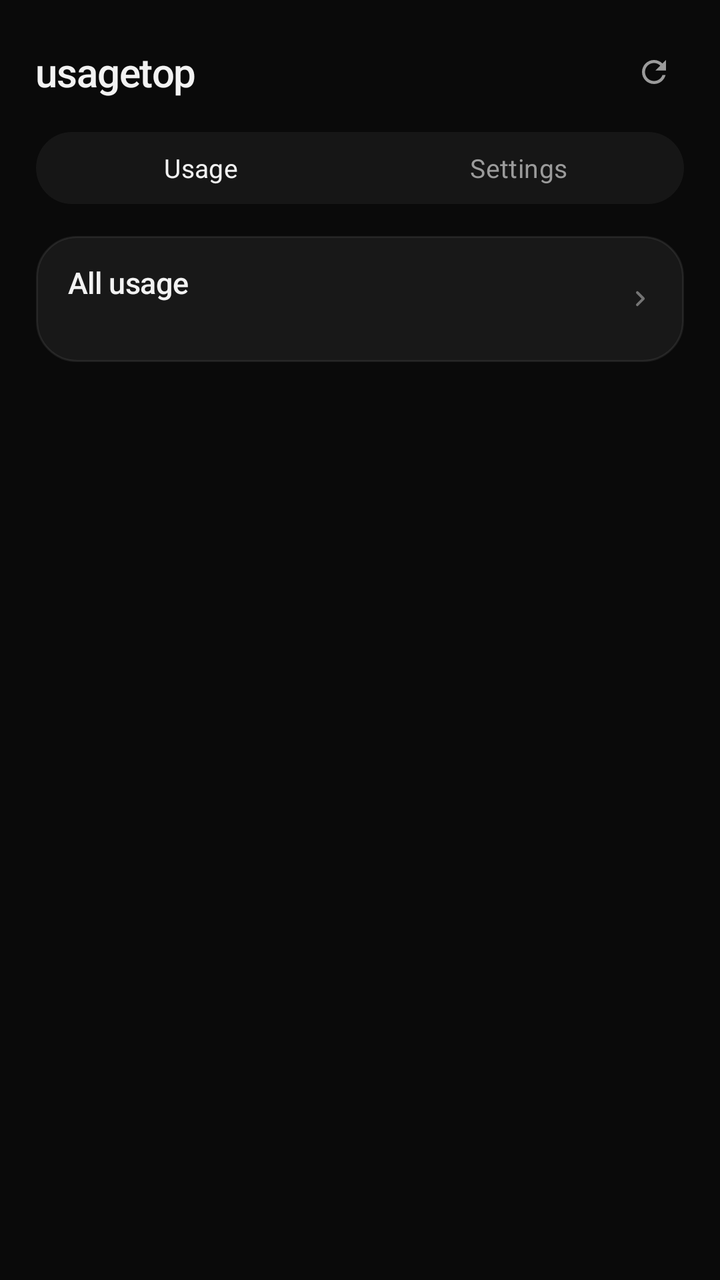
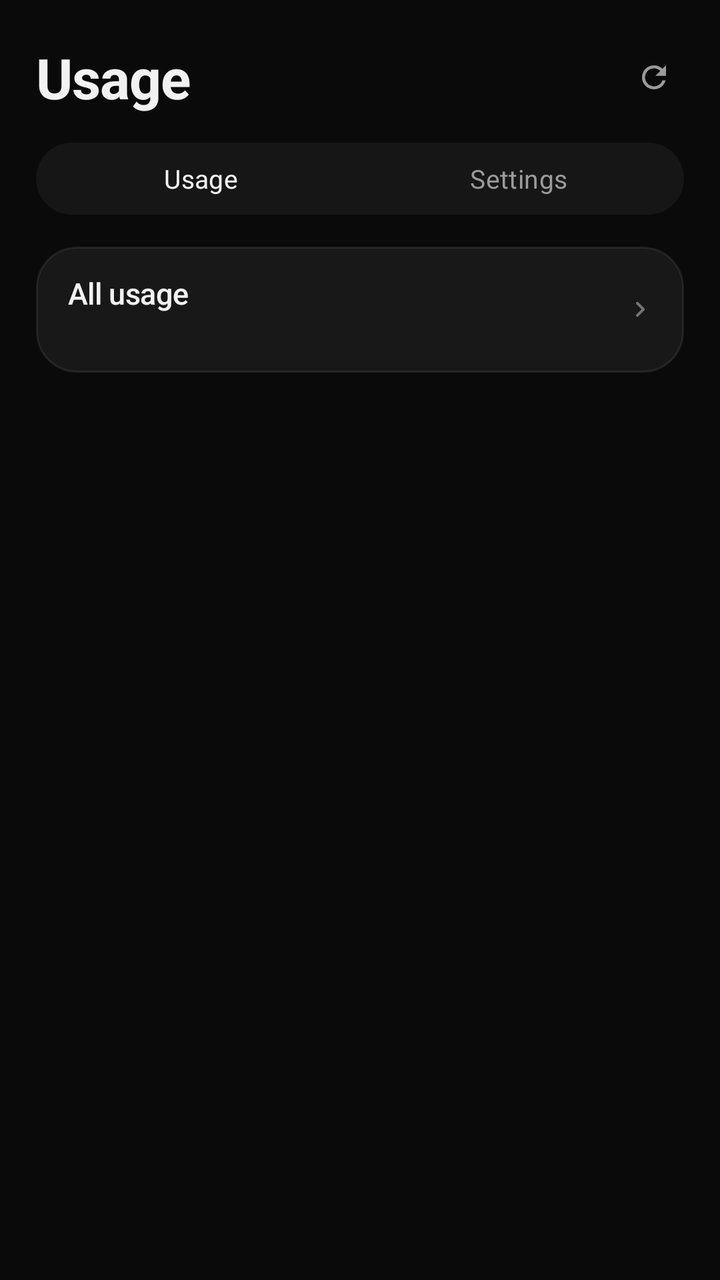

Two renders of the same Android screen: before a commit and after it. Below are the layout's source before the change and the commit's diff.
<!-- AndroidManifest.xml: application theme Theme.AiUsage -->
<!-- res/layout/activity_main.xml -->
<?xml version="1.0" encoding="utf-8"?>
<ScrollView xmlns:android="http://schemas.android.com/apk/res/android"
    android:layout_width="match_parent"
    android:layout_height="match_parent"
    android:background="@color/panel"
    android:fillViewport="true">

    <LinearLayout
        android:layout_width="match_parent"
        android:layout_height="wrap_content"
        android:orientation="vertical"
        android:paddingStart="18dp"
        android:paddingTop="20dp"
        android:paddingEnd="18dp"
        android:paddingBottom="28dp">

        <LinearLayout
            android:layout_width="match_parent"
            android:layout_height="32dp"
            android:gravity="center_vertical"
            android:orientation="horizontal">

            <TextView
                android:layout_width="0dp"
                android:layout_height="wrap_content"
                android:layout_weight="1"
                android:fontFamily="sans-serif-medium"
                android:letterSpacing="-0.02"
                android:text="@string/app_name"
                android:textColor="@color/text_primary"
                android:textSize="20sp" />

            <ImageView
                android:id="@+id/btnRefresh"
                android:layout_width="30dp"
                android:layout_height="30dp"
                android:contentDescription="@string/refresh"
                android:padding="6dp"
                android:src="@drawable/ic_refresh" />
        </LinearLayout>

        <LinearLayout
            android:layout_width="match_parent"
            android:layout_height="wrap_content"
            android:layout_marginTop="14dp"
            android:background="@drawable/segment_track"
            android:orientation="horizontal"
            android:padding="3dp">

            <TextView
                android:id="@+id/tabUsage"
                android:layout_width="0dp"
                android:layout_height="30dp"
                android:layout_weight="1"
                android:gravity="center"
                android:letterSpacing="0.01"
                android:text="@string/tab_usage"
                android:textColor="@color/text_primary"
                android:textSize="13sp" />

            <TextView
                android:id="@+id/tabSettings"
                android:layout_width="0dp"
                android:layout_height="30dp"
                android:layout_weight="1"
                android:gravity="center"
                android:letterSpacing="0.01"
                android:text="@string/tab_settings"
                android:textColor="@color/text_secondary"
                android:textSize="13sp" />
        </LinearLayout>

        
        <LinearLayout
            android:id="@+id/allUsageCard"
            android:layout_width="match_parent"
            android:layout_height="wrap_content"
            android:layout_marginTop="16dp"
            android:background="@drawable/card_surface"
            android:clickable="true"
            android:focusable="true"
            android:foreground="@drawable/card_ripple"
            android:gravity="center_vertical"
            android:orientation="horizontal"
            android:paddingStart="16dp"
            android:paddingTop="13dp"
            android:paddingEnd="14dp"
            android:paddingBottom="13dp">

            <LinearLayout
                android:layout_width="0dp"
                android:layout_height="wrap_content"
                android:layout_weight="1"
                android:orientation="vertical">

                <TextView
                    android:layout_width="match_parent"
                    android:layout_height="wrap_content"
                    android:fontFamily="sans-serif-medium"
                    android:letterSpacing="-0.01"
                    android:text="@string/all_usage"
                    android:textColor="@color/text_primary"
                    android:textSize="15sp" />

                <TextView
                    android:id="@+id/allUsageCaption"
                    android:layout_width="match_parent"
                    android:layout_height="wrap_content"
                    android:layout_marginTop="2dp"
                    android:ellipsize="end"
                    android:maxLines="1"
                    android:textColor="@color/text_tertiary"
                    android:textSize="11sp" />
            </LinearLayout>

            <TextView
                android:id="@+id/allUsagePercent"
                android:layout_width="wrap_content"
                android:layout_height="wrap_content"
                android:layout_marginStart="10dp"
                android:fontFamily="sans-serif-medium"
                android:fontFeatureSettings="tnum"
                android:textColor="@color/text_primary"
                android:textSize="20sp" />

            <ImageView
                android:layout_width="16dp"
                android:layout_height="16dp"
                android:layout_marginStart="6dp"
                android:alpha="0.4"
                android:importantForAccessibility="no"
                android:src="@drawable/ic_chevron" />
        </LinearLayout>

        
        <LinearLayout
            android:id="@+id/usageContainer"
            android:layout_width="match_parent"
            android:layout_height="wrap_content"
            android:layout_marginTop="16dp"
            android:orientation="vertical" />

        <LinearLayout
            android:id="@+id/settingsContainer"
            android:layout_width="match_parent"
            android:layout_height="wrap_content"
            android:layout_marginTop="16dp"
            android:orientation="vertical"
            android:visibility="gone">

            
            <LinearLayout
                android:layout_width="match_parent"
                android:layout_height="wrap_content"
                android:background="@drawable/card_surface"
                android:orientation="vertical"
                android:padding="14dp">

                <TextView
                    style="@style/CardTitle"
                    android:text="@string/server_title" />

                <TextView
                    android:id="@+id/serverStatus"
                    style="@style/CardCaption"
                    android:text="@string/server_off" />

                <EditText
                    android:id="@+id/serverUrl"
                    style="@style/CompactField"
                    android:layout_width="match_parent"
                    android:layout_marginTop="10dp"
                    android:hint="@string/server_address_hint"
                    android:importantForAutofill="no"
                    android:inputType="textUri"
                    android:maxLines="1" />

                <EditText
                    android:id="@+id/serverToken"
                    style="@style/CompactField"
                    android:layout_width="match_parent"
                    android:layout_marginTop="8dp"
                    android:hint="@string/server_token_hint"
                    android:importantForAutofill="no"
                    android:inputType="textVisiblePassword"
                    android:maxLines="2" />

                <TextView
                    style="@style/CardCaption"
                    android:layout_marginTop="6dp"
                    android:text="@string/server_caption"
                    android:textSize="10sp" />

                <com.google.android.material.button.MaterialButton
                    android:id="@+id/serverWebsite"
                    style="@style/PillButton.Tonal"
                    android:layout_width="match_parent"
                    android:layout_marginTop="10dp"
                    android:text="@string/server_website"
                    android:visibility="gone" />
            </LinearLayout>

            
            <LinearLayout
                android:id="@+id/serverAccounts"
                android:layout_width="match_parent"
                android:layout_height="wrap_content"
                android:layout_marginTop="12dp"
                android:background="@drawable/card_surface"
                android:orientation="vertical"
                android:padding="14dp"
                android:visibility="gone">

                <TextView
                    style="@style/CardTitle"
                    android:text="@string/server_accounts_title" />

                <TextView
                    android:id="@+id/serverAccountsStatus"
                    style="@style/CardCaption"
                    android:text="@string/server_accounts_reading" />

                <LinearLayout
                    android:id="@+id/serverAccountRows"
                    android:layout_width="match_parent"
                    android:layout_height="wrap_content"
                    android:orientation="vertical" />

                <TextView
                    style="@style/CardCaption"
                    android:layout_marginTop="12dp"
                    android:text="@string/server_accounts_add" />

                <LinearLayout
                    android:id="@+id/serverAccountAdd"
                    android:layout_width="match_parent"
                    android:layout_height="wrap_content"
                    android:layout_marginTop="4dp"
                    android:orientation="horizontal" />
            </LinearLayout>

            
            <LinearLayout
                android:id="@+id/localAccounts"
                android:layout_width="match_parent"
                android:layout_height="wrap_content"
                android:orientation="vertical">

            
            <LinearLayout
                android:id="@+id/claudeCard"
                android:layout_width="match_parent"
                android:layout_height="wrap_content"
                android:layout_marginTop="12dp"
                android:background="@drawable/card_surface"
                android:orientation="vertical"
                android:padding="14dp">

                <TextView
                    style="@style/CardTitle"
                    android:text="Claude" />

                <TextView
                    android:id="@+id/claudeStatus"
                    style="@style/CardCaption"
                    android:text="@string/not_configured" />

                <com.google.android.material.button.MaterialButton
                    android:id="@+id/claudeSignIn"
                    style="@style/PillButton.Tonal"
                    android:layout_width="match_parent"
                    android:layout_marginTop="10dp"
                    android:text="@string/sign_in_claude" />

                <EditText
                    android:id="@+id/claudeToken"
                    style="@style/CompactField"
                    android:layout_width="match_parent"
                    android:layout_marginTop="8dp"
                    android:hint="OAuth access token"
                    android:inputType="textVisiblePassword"
                    android:maxLines="2" />

                <TextView
                    style="@style/CardCaption"
                    android:layout_marginTop="6dp"
                    android:text="Or paste from ~/.claude/.credentials.json → claudeAiOauth.accessToken"
                    android:textSize="10sp" />
            </LinearLayout>

            
            <LinearLayout
                android:id="@+id/chatgptCard"
                android:layout_width="match_parent"
                android:layout_height="wrap_content"
                android:layout_marginTop="12dp"
                android:background="@drawable/card_surface"
                android:orientation="vertical"
                android:padding="14dp">

                <TextView
                    style="@style/CardTitle"
                    android:text="ChatGPT / Codex" />

                <TextView
                    android:id="@+id/chatgptStatus"
                    style="@style/CardCaption"
                    android:text="@string/not_configured" />

                <com.google.android.material.button.MaterialButton
                    android:id="@+id/chatgptSignIn"
                    style="@style/PillButton.Tonal"
                    android:layout_width="match_parent"
                    android:layout_marginTop="10dp"
                    android:text="@string/sign_in_chatgpt" />

                <EditText
                    android:id="@+id/chatgptToken"
                    style="@style/CompactField"
                    android:layout_width="match_parent"
                    android:layout_marginTop="8dp"
                    android:hint="ChatGPT access token"
                    android:inputType="textVisiblePassword"
                    android:maxLines="2" />

                <TextView
                    style="@style/CardCaption"
                    android:layout_marginTop="6dp"
                    android:text="Or paste from ~/.codex/auth.json → tokens.access_token"
                    android:textSize="10sp" />
            </LinearLayout>

            
            <LinearLayout
                android:id="@+id/mistralCard"
                android:layout_width="match_parent"
                android:layout_height="wrap_content"
                android:layout_marginTop="12dp"
                android:background="@drawable/card_surface"
                android:orientation="vertical"
                android:padding="14dp">

                <TextView
                    style="@style/CardTitle"
                    android:text="Mistral" />

                <TextView
                    android:id="@+id/mistralStatus"
                    style="@style/CardCaption"
                    android:text="@string/not_configured" />

                <com.google.android.material.button.MaterialButton
                    android:id="@+id/mistralGetKey"
                    style="@style/PillButton.Tonal"
                    android:layout_width="match_parent"
                    android:layout_marginTop="10dp"
                    android:text="@string/open_key_console" />

                <EditText
                    android:id="@+id/mistralToken"
                    style="@style/CompactField"
                    android:layout_width="match_parent"
                    android:layout_marginTop="8dp"
                    android:hint="API key"
                    android:inputType="textVisiblePassword"
                    android:maxLines="2" />

                <LinearLayout
                    android:layout_width="match_parent"
                    android:layout_height="wrap_content"
                    android:layout_marginTop="8dp"
                    android:orientation="horizontal">

                    <EditText
                        android:id="@+id/mistralBudget"
                        style="@style/CompactField"
                        android:layout_width="0dp"
                        android:layout_weight="1"
                        android:hint="Monthly budget"
                        android:inputType="numberDecimal" />

                    <EditText
                        android:id="@+id/mistralSpent"
                        style="@style/CompactField"
                        android:layout_width="0dp"
                        android:layout_marginStart="8dp"
                        android:layout_weight="1"
                        android:hint="Spent so far"
                        android:inputType="numberDecimal" />
                </LinearLayout>

                <TextView
                    style="@style/CardCaption"
                    android:layout_marginTop="6dp"
                    android:text="Usage comes from Mistral's billing API. Budget and spend are only a fallback."
                    android:textSize="10sp" />
            </LinearLayout>

            
            <LinearLayout
                android:id="@+id/kimiCard"
                android:layout_width="match_parent"
                android:layout_height="wrap_content"
                android:layout_marginTop="12dp"
                android:background="@drawable/card_surface"
                android:orientation="vertical"
                android:padding="14dp">

                <TextView
                    style="@style/CardTitle"
                    android:text="Kimi / Moonshot" />

                <TextView
                    android:id="@+id/kimiStatus"
                    style="@style/CardCaption"
                    android:text="@string/not_configured" />

                <com.google.android.material.button.MaterialButton
                    android:id="@+id/kimiGetKey"
                    style="@style/PillButton.Tonal"
                    android:layout_width="match_parent"
                    android:layout_marginTop="10dp"
                    android:text="@string/open_key_console" />

                <EditText
                    android:id="@+id/kimiToken"
                    style="@style/CompactField"
                    android:layout_width="match_parent"
                    android:layout_marginTop="8dp"
                    android:hint="Kimi Code API key"
                    android:inputType="textVisiblePassword"
                    android:maxLines="2" />

                <Switch
                    android:id="@+id/kimiRegion"
                    android:layout_width="match_parent"
                    android:layout_height="wrap_content"
                    android:layout_marginTop="8dp"
                    android:minHeight="0dp"
                    android:text="Use China endpoint (api.moonshot.cn)"
                    android:textColor="@color/text_secondary"
                    android:textSize="11sp" />
            </LinearLayout>

            
            <LinearLayout
                android:id="@+id/museCard"
                android:layout_width="match_parent"
                android:layout_height="wrap_content"
                android:layout_marginTop="12dp"
                android:background="@drawable/card_surface"
                android:orientation="vertical"
                android:padding="14dp">

                <TextView
                    style="@style/CardTitle"
                    android:text="Muse" />

                <TextView
                    android:id="@+id/museStatus"
                    style="@style/CardCaption"
                    android:text="@string/not_configured" />

                <com.google.android.material.button.MaterialButton
                    android:id="@+id/museSignIn"
                    style="@style/PillButton.Tonal"
                    android:layout_width="match_parent"
                    android:layout_marginTop="10dp"
                    android:text="@string/sign_in_muse" />

                <EditText
                    android:id="@+id/museToken"
                    style="@style/CompactField"
                    android:layout_width="match_parent"
                    android:layout_marginTop="8dp"
                    android:hint="Muse access token"
                    android:inputType="textVisiblePassword"
                    android:maxLines="2" />

                <TextView
                    style="@style/CardCaption"
                    android:layout_marginTop="6dp"
                    android:text="Or paste from ~/.config/muse/auth.json → providers.meta.access_token"
                    android:textSize="10sp" />
            </LinearLayout>

            
            <LinearLayout
                android:id="@+id/antigravityCard"
                android:layout_width="match_parent"
                android:layout_height="wrap_content"
                android:layout_marginTop="12dp"
                android:background="@drawable/card_surface"
                android:orientation="vertical"
                android:padding="14dp">

                <TextView
                    style="@style/CardTitle"
                    android:text="Antigravity" />

                <TextView
                    android:id="@+id/antigravityStatus"
                    style="@style/CardCaption"
                    android:text="@string/not_configured" />

                <com.google.android.material.button.MaterialButton
                    android:id="@+id/antigravitySignIn"
                    style="@style/PillButton.Tonal"
                    android:layout_width="match_parent"
                    android:layout_marginTop="10dp"
                    android:text="@string/sign_in_antigravity" />

                <TextView
                    style="@style/CardCaption"
                    android:layout_marginTop="6dp"
                    android:text="@string/antigravity_caption"
                    android:textSize="10sp" />
            </LinearLayout>

            
            <LinearLayout
                android:id="@+id/addAccountCard"
                android:layout_width="match_parent"
                android:layout_height="wrap_content"
                android:layout_marginTop="12dp"
                android:background="@drawable/card_surface"
                android:orientation="vertical"
                android:padding="14dp">

                <TextView
                    style="@style/CardTitle"
                    android:text="@string/add_account_title" />

                <TextView
                    android:id="@+id/addAccountCaption"
                    style="@style/CardCaption"
                    android:text="@string/add_account_caption" />

                <com.google.android.material.chip.ChipGroup
                    android:id="@+id/addAccountChoices"
                    android:layout_width="match_parent"
                    android:layout_height="wrap_content"
                    android:layout_marginTop="8dp" />
            </LinearLayout>
            </LinearLayout>

            
            <LinearLayout
                android:layout_width="match_parent"
                android:layout_height="wrap_content"
                android:layout_marginTop="12dp"
                android:background="@drawable/card_surface"
                android:orientation="vertical"
                android:padding="14dp">

                <TextView
                    style="@style/CardTitle"
                    android:text="@string/updates_title" />

                <TextView
                    android:id="@+id/updateVersion"
                    style="@style/CardCaption"
                    android:textColor="@color/text_primary"
                    android:textSize="12sp" />

                <TextView
                    android:id="@+id/updateStatus"
                    style="@style/CardCaption" />

                <LinearLayout
                    android:id="@+id/updateActions"
                    android:layout_width="match_parent"
                    android:layout_height="wrap_content"
                    android:layout_marginTop="10dp"
                    android:orientation="horizontal">

                    <com.google.android.material.button.MaterialButton
                        android:id="@+id/updateInstall"
                        style="@style/PillButton"
                        android:layout_width="0dp"
                        android:layout_marginEnd="8dp"
                        android:layout_weight="1"
                        android:text="@string/updates_install"
                        android:visibility="gone" />

                    <com.google.android.material.button.MaterialButton
                        android:id="@+id/updateCheck"
                        style="@style/PillButton.Tonal"
                        android:layout_width="0dp"
                        android:layout_weight="1"
                        android:text="@string/updates_check_now" />
                </LinearLayout>

                <TextView
                    android:id="@+id/updateHint"
                    style="@style/CardCaption"
                    android:layout_marginTop="6dp"
                    android:textSize="10sp" />

                <com.google.android.material.materialswitch.MaterialSwitch
                    android:id="@+id/updateBeta"
                    android:layout_width="match_parent"
                    android:layout_height="wrap_content"
                    android:layout_marginTop="4dp"
                    android:text="@string/updates_beta"
                    android:textColor="@color/text_primary"
                    android:textSize="13sp" />

                <TextView
                    style="@style/CardCaption"
                    android:text="@string/updates_beta_caption"
                    android:textSize="10sp" />
            </LinearLayout>

            <com.google.android.material.button.MaterialButton
                android:id="@+id/btnSave"
                style="@style/PillButton"
                android:layout_width="match_parent"
                android:layout_height="44dp"
                android:layout_marginTop="16dp"
                android:text="@string/save_and_refresh" />
        </LinearLayout>

        <TextView
            android:id="@+id/overallStatus"
            android:layout_width="match_parent"
            android:layout_height="wrap_content"
            android:layout_marginTop="16dp"
            android:fontFeatureSettings="tnum"
            android:paddingStart="4dp"
            android:textColor="@color/text_tertiary"
            android:textSize="11sp" />
    </LinearLayout>
</ScrollView>
<!-- resources referenced by this layout -->
<resources>
  <color name="panel">#0A0A0A</color>
  <color name="text_primary">#F2F2F2</color>
  <color name="text_secondary">#9B9B9B</color>
  <color name="text_tertiary">#7A7A7A</color>
  <!-- drawable card_surface (drawable) -->
  <?xml version="1.0" encoding="utf-8"?>
  <shape xmlns:android="http://schemas.android.com/apk/res/android"
      android:shape="rectangle">
      <solid android:color="@color/card_fill" />
      <corners android:radius="20dp" />
      <stroke
          android:width="1dp"
          android:color="@color/hairline" />
  </shape>
  <!-- drawable segment_track (drawable) -->
  <?xml version="1.0" encoding="utf-8"?>
  <shape xmlns:android="http://schemas.android.com/apk/res/android"
      android:shape="rectangle">
      <solid android:color="@color/segment_track" />
      <corners android:radius="18dp" />
  </shape>
  <string name="add_account_caption">Another subscription you have.</string>
  <string name="add_account_title">Add an account</string>
  <string name="all_usage">All usage</string>
  <string name="antigravity_caption">The Google account with the Google AI plan Antigravity uses.</string>
  <string name="app_name">usagetop</string>
  <string name="not_configured">Not configured</string>
  <string name="open_key_console">Open API key console</string>
  <string name="refresh">Refresh</string>
  <string name="save_and_refresh">Save &amp; refresh</string>
  <string name="server_accounts_add">Add an account</string>
  <string name="server_accounts_reading">Reading…</string>
  <string name="server_accounts_title">Accounts on the server</string>
  <string name="server_address_hint">Address, e.g. http://100.64.0.7:8377</string>
  <string name="server_caption">A usagetop server and the token from `aiusage-server token`. While an address is set, everything is read from the server and the sign-ins below are not used. Clear it to go back.</string>
  <string name="server_off">Off: this app asks the providers itself</string>
  <string name="server_title">Server</string>
  <string name="server_token_hint">Token</string>
  <string name="server_website">Open the website</string>
  <string name="sign_in_antigravity">Sign in with Google</string>
  <string name="sign_in_chatgpt">Sign in with ChatGPT</string>
  <string name="sign_in_claude">Sign in with Claude</string>
  <string name="sign_in_muse">Sign in with Muse</string>
  <string name="tab_settings">Settings</string>
  <string name="tab_usage">Usage</string>
  <string name="updates_beta">Beta versions</string>
  <string name="updates_beta_caption">Early builds as well as releases, whichever is newer.</string>
  <string name="updates_check_now">Check now</string>
  <string name="updates_install">Install</string>
  <string name="updates_title">Updates</string>
  <style name="CardCaption">
          <item name="android:layout_width">match_parent</item>
          <item name="android:layout_height">wrap_content</item>
          <item name="android:layout_marginTop">2dp</item>
          <item name="android:textColor">@color/text_tertiary</item>
          <item name="android:textSize">11sp</item>
      </style>
  <style name="PillButton.Tonal">
          <item name="backgroundTint">@color/control_fill</item>
          <item name="android:textColor">@color/text_primary</item>
      </style>
  <color name="ripple">#1FFFFFFF</color>
  <color name="card_fill">#0FFFFFFF</color>
  <color name="hairline">#14FFFFFF</color>
  <color name="widget_text_dim">@color/text_secondary</color>
  <color name="segment_track">#0DFFFFFF</color>
  <!-- drawable field_bg (drawable) -->
  <?xml version="1.0" encoding="utf-8"?>
  <shape xmlns:android="http://schemas.android.com/apk/res/android"
      android:shape="rectangle">
      <solid android:color="@color/control_fill" />
      <corners android:radius="12dp" />
  </shape>
  <color name="control_fill">#1AFFFFFF</color>
  <color name="accent">@color/text_primary</color>
  <!-- unchanged entries left out for length: 7 -->
</resources>

<!-- the commit's change to res/layout/activity_main.xml (unified diff, before → after) -->
@@ -14,21 +14,24 @@
         android:paddingEnd="18dp"
         android:paddingBottom="28dp">
 
+        
         <LinearLayout
             android:layout_width="match_parent"
-            android:layout_height="32dp"
+            android:layout_height="wrap_content"
             android:gravity="center_vertical"
             android:orientation="horizontal">
 
             <TextView
+                android:id="@+id/pageTitle"
                 android:layout_width="0dp"
                 android:layout_height="wrap_content"
                 android:layout_weight="1"
-                android:fontFamily="sans-serif-medium"
-                android:letterSpacing="-0.02"
-                android:text="@string/app_name"
+                android:fontFamily="sans-serif"
+                android:letterSpacing="-0.01"
+                android:text="@string/tab_usage"
                 android:textColor="@color/text_primary"
-                android:textSize="20sp" />
+                android:textSize="28sp"
+                android:textStyle="bold" />
 
             <ImageView
                 android:id="@+id/btnRefresh"
<!-- resource entries referenced after the edit -->
@@ -25,7 +25,6 @@
   <string name="add_account_title">Add an account</string>
   <string name="all_usage">All usage</string>
   <string name="antigravity_caption">The Google account with the Google AI plan Antigravity uses.</string>
-  <string name="app_name">usagetop</string>
   <string name="not_configured">Not configured</string>
   <string name="open_key_console">Open API key console</string>
   <string name="refresh">Refresh</string>
